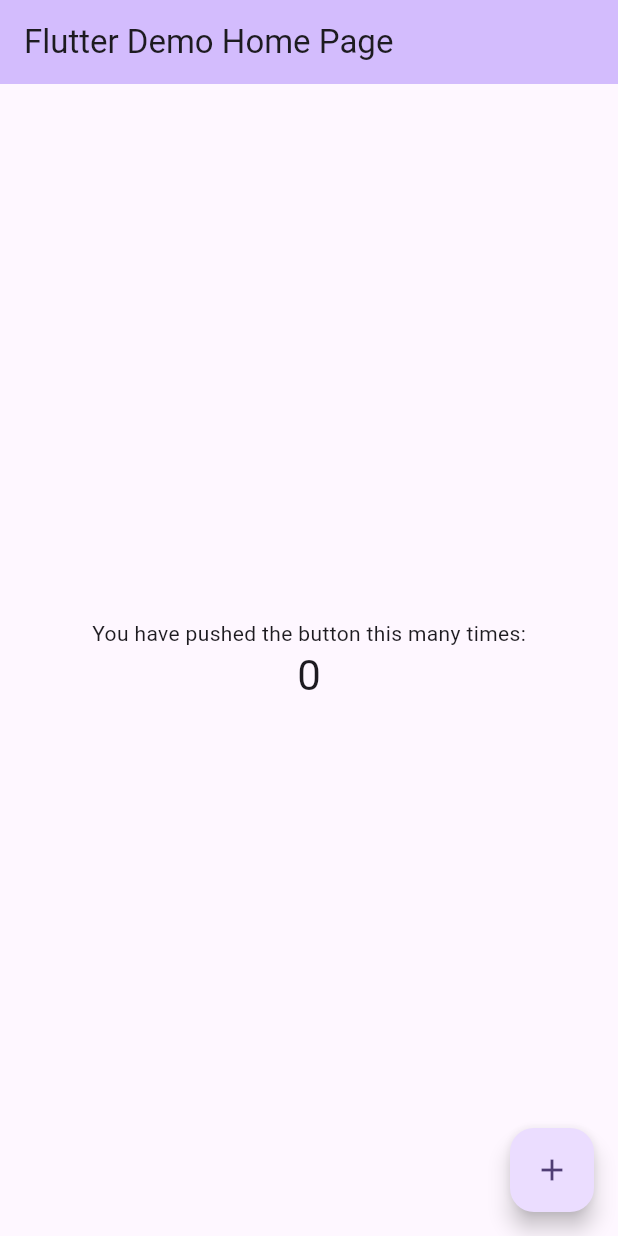
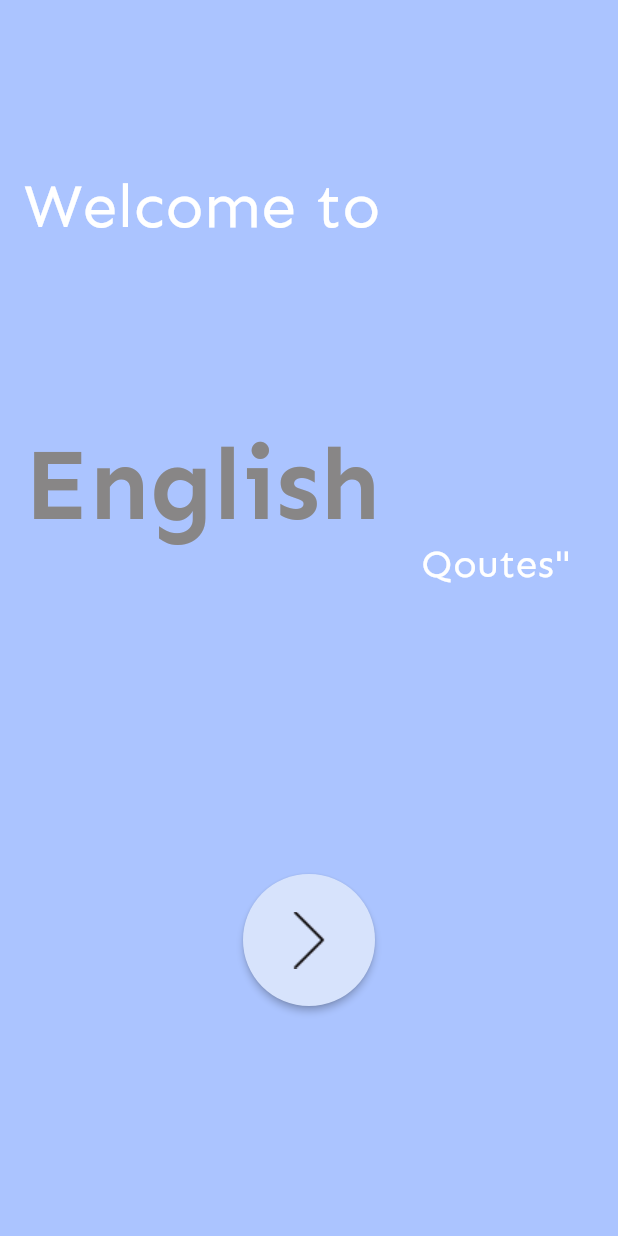
Before and after one commit to LionBlackk/my_english_card_app, a Flutter app: the screen it shows after launch, on a phone screen of 412 x 824 dp. Run offline on Flutter 3.47's test engine with Material 3 defaults, Android fonts, the phone set to English and light mode, and no system bars.

Commit message:
feat: comple UI home_page

```diff
--- a/lib/main.dart
+++ b/lib/main.dart
@@ -1,4 +1,6 @@
 import 'package:flutter/material.dart';
+import 'package:flutter/services.dart';
+import 'package:my_english_card_app/pages/lading_page.dart';
 
 void main() {
   runApp(const MyApp());
@@ -7,119 +9,10 @@
 class MyApp extends StatelessWidget {
   const MyApp({super.key});
 
-  // This widget is the root of your application.
   @override
   Widget build(BuildContext context) {
-    return MaterialApp(
-      title: 'Flutter Demo',
-      theme: ThemeData(
-        // This is the theme of your application.
-        //
-        // TRY THIS: Try running your application with "flutter run". You'll see
-        // the application has a purple toolbar. Then, without quitting the app,
-        // try changing the seedColor in the colorScheme below to Colors.green
-        // and then invoke "hot reload" (save your changes or press the "hot
-        // reload" button in a Flutter-supported IDE, or press "r" if you used
-        // the command line to start the app).
-        //
-        // Notice that the counter didn't reset back to zero; the application
-        // state is not lost during the reload. To reset the state, use hot
-        // restart instead.
-        //
-        // This works for code too, not just values: Most code changes can be
-        // tested with just a hot reload.
-        colorScheme: ColorScheme.fromSeed(seedColor: Colors.deepPurple),
-        useMaterial3: true,
-      ),
-      home: const MyHomePage(title: 'Flutter Demo Home Page'),
-    );
+    SystemChrome.setEnabledSystemUIMode(SystemUiMode.immersiveSticky);
+    return const MaterialApp(
+        debugShowCheckedModeBanner: false, home: LandingPage());
   }
 }
-
-class MyHomePage extends StatefulWidget {
-  const MyHomePage({super.key, required this.title});
-
-  // This widget is the home page of your application. It is stateful, meaning
-  // that it has a State object (defined below) that contains fields that affect
-  // how it looks.
-
-  // This class is the configuration for the state. It holds the values (in this
-  // case the title) provided by the parent (in this case the App widget) and
-  // used by the build method of the State. Fields in a Widget subclass are
-  // always marked "final".
-
-  final String title;
-
-  @override
-  State<MyHomePage> createState() => _MyHomePageState();
-}
-
-class _MyHomePageState extends State<MyHomePage> {
-  int _counter = 0;
-
-  void _incrementCounter() {
-    setState(() {
-      // This call to setState tells the Flutter framework that something has
-      // changed in this State, which causes it to rerun the build method below
-      // so that the display can reflect the updated values. If we changed
-      // _counter without calling setState(), then the build method would not be
-      // called again, and so nothing would appear to happen.
-      _counter++;
-    });
-  }
-
-  @override
-  Widget build(BuildContext context) {
-    // This method is rerun every time setState is called, for instance as done
-    // by the _incrementCounter method above.
-    //
-    // The Flutter framework has been optimized to make rerunning build methods
-    // fast, so that you can just rebuild anything that needs updating rather
-    // than having to individually change instances of widgets.
-    return Scaffold(
-      appBar: AppBar(
-        // TRY THIS: Try changing the color here to a specific color (to
-        // Colors.amber, perhaps?) and trigger a hot reload to see the AppBar
-        // change color while the other colors stay the same.
-        backgroundColor: Theme.of(context).colorScheme.inversePrimary,
-        // Here we take the value from the MyHomePage object that was created by
-        // the App.build method, and use it to set our appbar title.
-        title: Text(widget.title),
-      ),
-      body: Center(
-        // Center is a layout widget. It takes a single child and positions it
-        // in the middle of the parent.
-        child: Column(
-          // Column is also a layout widget. It takes a list of children and
-          // arranges them vertically. By default, it sizes itself to fit its
-          // children horizontally, and tries to be as tall as its parent.
-          //
-          // Column has various properties to control how it sizes itself and
-          // how it positions its children. Here we use mainAxisAlignment to
-          // center the children vertically; the main axis here is the vertical
-          // axis because Columns are vertical (the cross axis would be
-          // horizontal).
-          //
-          // TRY THIS: Invoke "debug painting" (choose the "Toggle Debug Paint"
-          // action in the IDE, or press "p" in the console), to see the
-          // wireframe for each widget.
-          mainAxisAlignment: MainAxisAlignment.center,
-          children: <Widget>[
-            const Text(
-              'You have pushed the button this many times:',
-            ),
-            Text(
-              '$_counter',
-              style: Theme.of(context).textTheme.headlineMedium,
-            ),
-          ],
-        ),
-      ),
-      floatingActionButton: FloatingActionButton(
-        onPressed: _incrementCounter,
-        tooltip: 'Increment',
-        child: const Icon(Icons.add),
-      ), // This trailing comma makes auto-formatting nicer for build methods.
-    );
-  }
-}
--- /dev/null
+++ b/lib/pages/lading_page.dart
@@ -0,0 +1,61 @@
+import 'package:flutter/material.dart';
+import 'package:my_english_card_app/pages/home_page.dart';
+import 'package:my_english_card_app/values/app_colors.dart';
+import 'package:my_english_card_app/values/app_images.dart';
+import 'package:my_english_card_app/values/app_styles.dart';
+
+class LandingPage extends StatelessWidget {
+  const LandingPage({super.key});
+
+  @override
+  Widget build(BuildContext context) {
+    return Scaffold(
+        backgroundColor: AppColors.primaryColor,
+        body: Padding(
+          padding: const EdgeInsets.symmetric(horizontal: 16),
+          child: Column(
+            children: [
+              Expanded(
+                  child: Container(
+                alignment: Alignment.centerLeft,
+                child: Text('Welcome to', style: AppStyles.h3),
+              )),
+              Expanded(
+                  child: Column(
+                crossAxisAlignment: CrossAxisAlignment.stretch,
+                children: [
+                  Text(
+                    'English',
+                    style: AppStyles.h2.copyWith(
+                        color: AppColors.greyText, fontWeight: FontWeight.bold),
+                  ),
+                  Padding(
+                    padding: const EdgeInsets.only(right: 15),
+                    child: Text(
+                      'Qoutes"',
+                      textAlign: TextAlign.right,
+                      style: AppStyles.h4.copyWith(height: 0.3),
+                    ),
+                  ),
+                ],
+              )),
+              Expanded(
+                  child: Padding(
+                padding: const EdgeInsets.only(bottom: 120),
+                child: RawMaterialButton(
+                  onPressed: () {
+                    Navigator.pushAndRemoveUntil(
+                        context,
+                        MaterialPageRoute(builder: (_) => const HomePage()),
+                        (route) => false);
+                  },
+                  fillColor: AppColors.lightBlue,
+                  shape: const CircleBorder(),
+                  child: Image.asset(AppImages.rightArrow),
+                ),
+              )),
+            ],
+          ),
+        ));
+  }
+}
--- /dev/null
+++ b/lib/values/app_colors.dart
@@ -0,0 +1,14 @@
+/*
+define colors
+*/
+import 'package:flutter/material.dart';
+
+class AppColors {
+  static const Color primaryColor = Color(0xffABC4FF);
+  static const Color blackGrey = Color(0xff777777);
+  static const Color textColor = Color(0xff353535);
+  static const Color secondColor = Color(0xffE2EAFC);
+  static const Color lightBlue = Color(0xffD7E3FC);
+  static const Color greyText = Color(0xff888686);
+  static const Color lightGrey = Color(0xffB2B6BD);
+}
--- /dev/null
+++ b/lib/values/app_fonts.dart
@@ -0,0 +1,3 @@
+class AppFonts {
+  static const String sen = 'Sen';
+}
--- /dev/null
+++ b/lib/values/app_images.dart
@@ -0,0 +1,8 @@
+class AppImages {
+  static const String imagePath = 'assets/images/';
+  static const String exchange = '${imagePath}exchange.png';
+  static const String heart = '${imagePath}heart.png';
+  static const String leftArrow = '${imagePath}left_arrow.png';
+  static const String menu = '${imagePath}menu.png';
+  static const String rightArrow = '${imagePath}right_arrow.png';
+}
--- /dev/null
+++ b/lib/values/app_styles.dart
@@ -0,0 +1,35 @@
+import 'package:flutter/material.dart';
+import 'package:my_english_card_app/values/app_fonts.dart';
+
+class AppStyles {
+  static TextStyle h1 = const TextStyle(
+    fontFamily: AppFonts.sen,
+    fontSize: 109.66,
+    color: Colors.white,
+  );
+  static TextStyle h2 = const TextStyle(
+    fontFamily: AppFonts.sen,
+    fontSize: 67.77,
+    color: Colors.white,
+  );
+  static TextStyle h3 = const TextStyle(
+    fontFamily: AppFonts.sen,
+    fontSize: 41.89,
+    color: Colors.white,
+  );
+  static TextStyle h4 = const TextStyle(
+    fontFamily: AppFonts.sen,
+    fontSize: 25.89,
+    color: Colors.white,
+  );
+  static TextStyle h5 = const TextStyle(
+    fontFamily: AppFonts.sen,
+    fontSize: 16,
+    color: Colors.white,
+  );
+  static TextStyle h6 = const TextStyle(
+    fontFamily: AppFonts.sen,
+    fontSize: 9.89,
+    color: Colors.white,
+  );
+}
```
Also changed, not shown: lib/pages/home_page.dart (added, +169 -0 lines), pubspec.yaml (+5 -5 lines), lib/pages/control_page.dart (added), lib/pages/favorite_page.dart (added).
